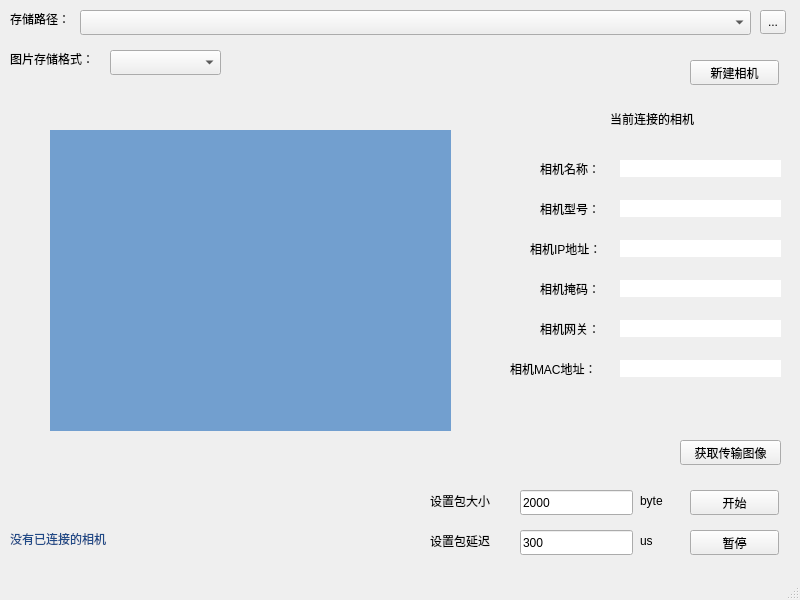
Old version of the form mainwindow.ui in the repository DAC8811/gige_receiver.
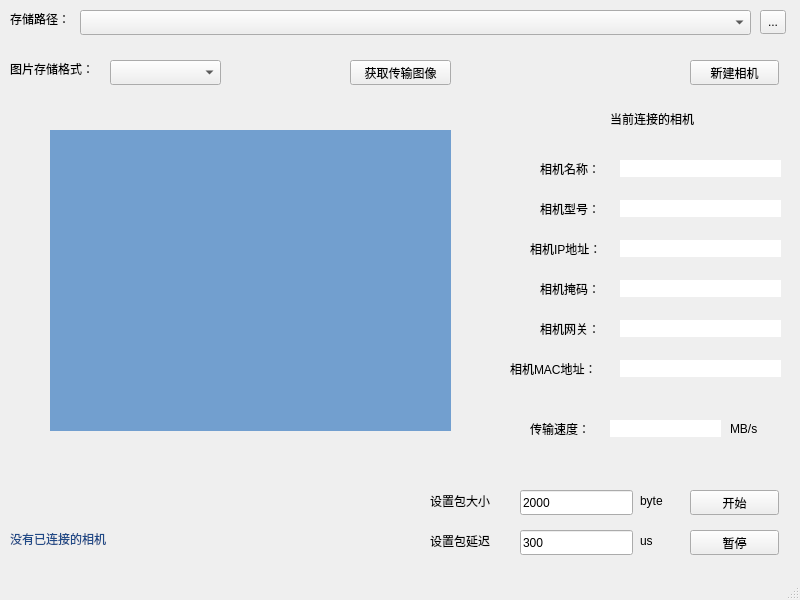
New version of the form.

Commit message: 将文件存储的部分另开了一个线程，同时加入了传输速度测量的部分

Diff of the .ui file:
```diff
--- a/mainwindow.ui
+++ b/mainwindow.ui
@@ -80,7 +80,7 @@
     <property name="geometry">
      <rect>
       <x>10</x>
-      <y>50</y>
+      <y>60</y>
       <width>101</width>
       <height>17</height>
      </rect>
@@ -93,7 +93,7 @@
     <property name="geometry">
      <rect>
       <x>110</x>
-      <y>50</y>
+      <y>60</y>
       <width>111</width>
       <height>25</height>
      </rect>
@@ -442,8 +442,8 @@
    <widget class="QPushButton" name="image_get">
     <property name="geometry">
      <rect>
-      <x>680</x>
-      <y>440</y>
+      <x>350</x>
+      <y>60</y>
       <width>101</width>
       <height>25</height>
      </rect>
@@ -452,6 +452,48 @@
      <string>获取传输图像</string>
     </property>
    </widget>
+   <widget class="QLabel" name="label_14">
+    <property name="geometry">
+     <rect>
+      <x>530</x>
+      <y>420</y>
+      <width>67</width>
+      <height>17</height>
+     </rect>
+    </property>
+    <property name="text">
+     <string>传输速度：</string>
+    </property>
+   </widget>
+   <widget class="QLabel" name="speed_show">
+    <property name="geometry">
+     <rect>
+      <x>610</x>
+      <y>420</y>
+      <width>111</width>
+      <height>17</height>
+     </rect>
+    </property>
+    <property name="styleSheet">
+     <string notr="true">background-color: rgb(255, 255, 255);</string>
+    </property>
+    <property name="text">
+     <string/>
+    </property>
+   </widget>
+   <widget class="QLabel" name="label_16">
+    <property name="geometry">
+     <rect>
+      <x>730</x>
+      <y>420</y>
+      <width>51</width>
+      <height>17</height>
+     </rect>
+    </property>
+    <property name="text">
+     <string>MB/s</string>
+    </property>
+   </widget>
   </widget>
   <widget class="QMenuBar" name="menubar">
    <property name="geometry">
```
The commit also changes 8 other files.
